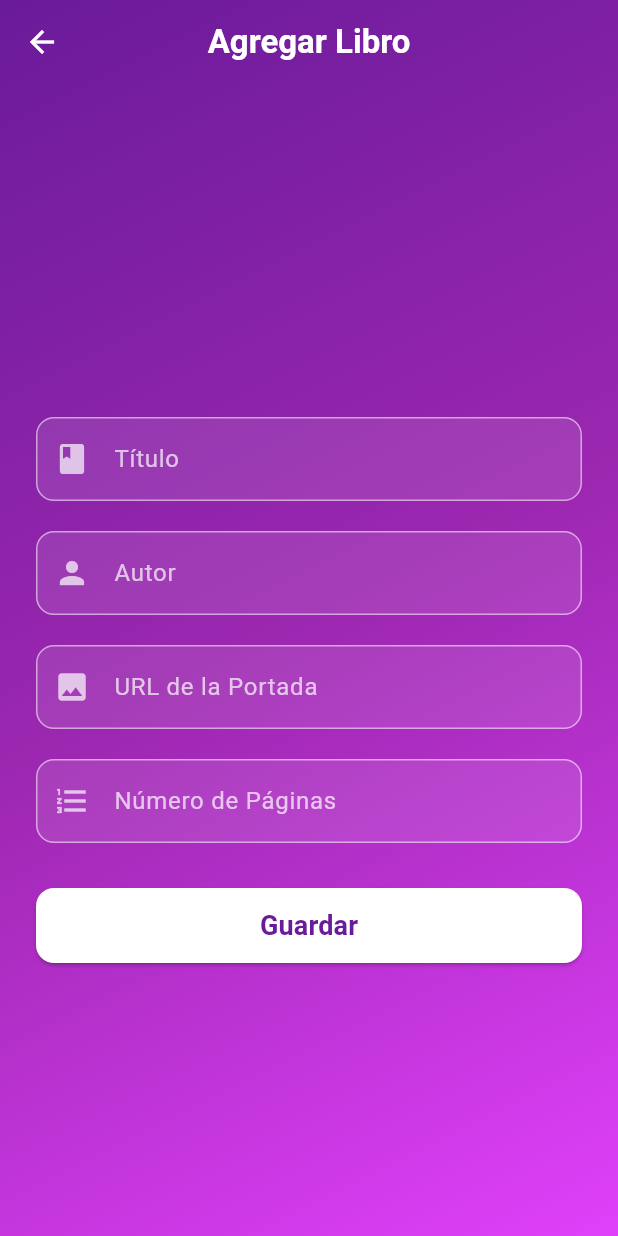
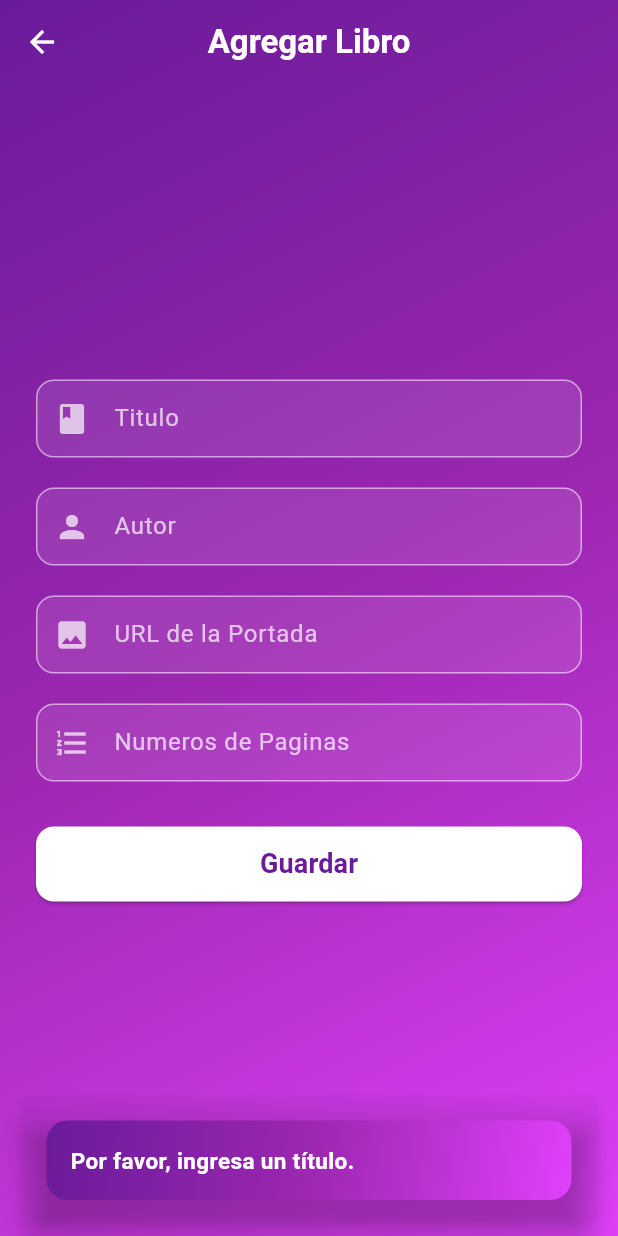
Before and after one commit to RobertoAmaya04/RetoLectura, a Flutter app: the ManageBookPage screen opened by its route, after a tap on "Guardar", on a phone screen of 412 x 824 dp. Run offline on Flutter 3.47's test engine with Material 3 defaults, Android fonts, the phone set to English and light mode, and no system bars; our stand-ins replace cloud_firestore, firebase_auth, firebase_core, go_router, google_sign_in; accounts and stored records are empty; network calls fail.

Commit message:
roberto el awiwi

```diff
--- a/lib/main.dart
+++ b/lib/main.dart
@@ -31,7 +31,7 @@ class RetoLectura extends StatelessWidget {
       title: 'Reto Lectura',
       debugShowCheckedModeBanner: false,
       routerConfig: GoRouter(
-        initialLocation: '/home',
+        initialLocation: '/book',
         routes: [
           GoRoute(
             path: '/login',
@@ -44,6 +44,7 @@ class RetoLectura extends StatelessWidget {
           //   name: 'sigin',
           //   builder: (context, state) => SiginPage(),
           // ),
+
           GoRoute(
             path: '/home',
             name: 'home',
--- a/lib/src/provider/data_provider.dart
+++ b/lib/src/provider/data_provider.dart
@@ -37,7 +37,7 @@ class LibroDataProvider {
 
     return lib;
 
-    //return Stream.value(librosTest);
+    // return Stream.value(librosTest);
   }
 
   Future<void> saveData(Map<String, dynamic> libroData) async {
--- a/lib/src/views/manage_book_page.dart
+++ b/lib/src/views/manage_book_page.dart
@@ -1,6 +1,9 @@
+import 'package:cloud_firestore/cloud_firestore.dart';
 import 'package:flutter/material.dart';
 import 'package:retolectura/src/models/libro_data_model.dart';
 import 'package:retolectura/src/provider/data_provider.dart';
+import 'package:retolectura/src/widgets/snackbar_personalizado.dart';
+import 'package:retolectura/src/widgets/style_default.dart';
 
 class ManageBookPage extends StatelessWidget {
   final LibroDataProvider dp = LibroDataProvider();
@@ -53,99 +56,69 @@ class ManageBookPage extends StatelessWidget {
             padding: const EdgeInsets.all(24.0),
             child: Column(
               mainAxisAlignment: MainAxisAlignment.center,
-              children: <Widget>[
-                const SizedBox(height: kToolbarHeight + 40),
-                TextField(
+              children: [
+                SizedBox(height: 30),
+                CustomTextField(
+                  labelText: 'Titulo',
+                  icon: Icons.book,
                   controller: titleController,
-                  style: const TextStyle(color: Colors.white),
-                  decoration: InputDecoration(
-                    labelText: 'Título',
-                    labelStyle: const TextStyle(color: Colors.white70),
-                    prefixIcon: const Icon(Icons.book, color: Colors.white70),
-                    enabledBorder: OutlineInputBorder(
-                      borderRadius: BorderRadius.circular(12),
-                      borderSide: const BorderSide(color: Colors.white54),
-                    ),
-                    focusedBorder: OutlineInputBorder(
-                      borderRadius: BorderRadius.circular(12),
-                      borderSide: const BorderSide(color: Colors.white),
-                    ),
-                    fillColor: Colors.white.withValues(alpha: 0.1),
-                    filled: true,
-                  ),
+                  keyboardType: TextInputType.text,
                 ),
-                const SizedBox(height: 20),
-                TextField(
+                SizedBox(height: 20),
+                CustomTextField(
+                  labelText: 'Autor',
+                  icon: Icons.person,
                   controller: authorController,
-                  style: const TextStyle(color: Colors.white),
-                  decoration: InputDecoration(
-                    labelText: 'Autor',
-                    labelStyle: const TextStyle(color: Colors.white70),
-                    prefixIcon: const Icon(Icons.person, color: Colors.white70),
-                    enabledBorder: OutlineInputBorder(
-                      borderRadius: BorderRadius.circular(12),
-                      borderSide: const BorderSide(color: Colors.white54),
-                    ),
-                    focusedBorder: OutlineInputBorder(
-                      borderRadius: BorderRadius.circular(12),
-                      borderSide: const BorderSide(color: Colors.white),
-                    ),
-                    fillColor: Colors.white.withValues(alpha: 0.1),
-                    filled: true,
-                  ),
+                  keyboardType: TextInputType.text,
                 ),
-                const SizedBox(height: 20),
-                TextField(
+                SizedBox(height: 20),
+                CustomTextField(
+                  labelText: 'URL de la Portada',
+                  icon: Icons.image,
                   controller: imageController,
-                  style: const TextStyle(color: Colors.white),
-                  decoration: InputDecoration(
-                    labelText: 'URL de la Portada',
-                    labelStyle: const TextStyle(color: Colors.white70),
-                    prefixIcon: const Icon(Icons.image, color: Colors.white70),
-                    enabledBorder: OutlineInputBorder(
-                      borderRadius: BorderRadius.circular(12),
-                      borderSide: const BorderSide(color: Colors.white54),
-                    ),
-                    focusedBorder: OutlineInputBorder(
-                      borderRadius: BorderRadius.circular(12),
-                      borderSide: const BorderSide(color: Colors.white),
-                    ),
-                    fillColor: Colors.white.withValues(alpha: 0.1),
-                    filled: true,
-                  ),
+                  keyboardType: TextInputType.url,
                 ),
-                const SizedBox(height: 20),
-                TextField(
+                SizedBox(height: 20),
+                CustomTextField(
+                  labelText: 'Numeros de Paginas',
+                  icon: Icons.format_list_numbered,
                   controller: totalPageController,
                   keyboardType: TextInputType.number,
-                  style: const TextStyle(color: Colors.white),
-                  decoration: InputDecoration(
-                    labelText: 'Número de Páginas',
-                    labelStyle: const TextStyle(color: Colors.white70),
-                    prefixIcon: const Icon(
-                      Icons.format_list_numbered,
-                      color: Colors.white70,
-                    ),
-                    enabledBorder: OutlineInputBorder(
-                      borderRadius: BorderRadius.circular(12),
-                      borderSide: const BorderSide(color: Colors.white54),
-                    ),
-                    focusedBorder: OutlineInputBorder(
-                      borderRadius: BorderRadius.circular(12),
-                      borderSide: const BorderSide(color: Colors.white),
-                    ),
-                    fillColor: Colors.white.withValues(alpha: 0.1),
-                    filled: true,
-                  ),
                 ),
-                const SizedBox(height: 30),
+                SizedBox(height: 30),
                 SizedBox(
                   width: double.infinity,
                   height: 50,
                   child: ElevatedButton(
                     onPressed: () {
-                      // TODO: Implement save functionality
-                      // TODO: Implement controller validation
+
+                      if (titleController.text.trim().isEmpty) {
+                        CustomSnackBar.show(context,
+                            message: 'Por favor, ingresa un título.');
+                        return;
+                      }
+                      if (authorController.text.trim().isEmpty) {
+                        CustomSnackBar.show(context,
+                            message: 'Por favor, ingresa un autor.');
+                        return;
+                      }
+                       if (imageController.text.trim().isEmpty) {
+                        CustomSnackBar.show(context,
+                            message: 'Por favor, ingresa la URL de la portada.');
+                        return;
+                      }
+                      if (totalPageController.text.trim().isEmpty) {
+                        CustomSnackBar.show(context,
+                            message: 'Por favor, ingresa el número de páginas.');
+                        return;
+                      }
+                      final totalPagesInt = int.tryParse(totalPageController.text.trim());
+                      if (totalPagesInt == null || totalPagesInt <= 0) {
+                        CustomSnackBar.show(context,
+                            message: 'Ingresa un número de páginas válido.');
+                        return;
+                      }
+
                       if (book == null) {
                         dp.saveData({
                           'autor': authorController.text,
@@ -156,6 +129,7 @@ class ManageBookPage extends StatelessWidget {
                           'pag_leidas': 0,
                           'tiempo_total': 0,
                         });
+                        CustomSnackBar.show(context, message: 'Libro agregado.');
                         return;
                       }
 
@@ -166,6 +140,7 @@ class ManageBookPage extends StatelessWidget {
                         'pag_totales': int.parse(totalPageController.text),
                         'id': book!.id,
                       });
+                      CustomSnackBar.show(context, message: 'Libro actualizado.');
                     },
                     style: ElevatedButton.styleFrom(
                       backgroundColor: Colors.white,
--- a/lib/src/widgets/style_default.dart
+++ b/lib/src/widgets/style_default.dart
@@ -1,7 +1,9 @@
+
 import 'package:flutter/material.dart';
 
 class CustomTextField extends StatelessWidget {
-  final String hintText;
+  final String labelText;
+  final IconData? icon;
   final TextEditingController? controller;
   final TextInputType keyboardType;
   final bool obscure;
@@ -9,7 +11,8 @@ class CustomTextField extends StatelessWidget {
 
   const CustomTextField({
     super.key,
-    required this.hintText,
+    required this.labelText,
+    this.icon,
     this.controller,
     this.keyboardType = TextInputType.text,
     this.obscure = false,
@@ -23,24 +26,23 @@ class CustomTextField extends StatelessWidget {
       keyboardType: keyboardType,
       obscureText: obscure,
       onChanged: onChanged,
-      style: const TextStyle(color: Color.fromARGB(255, 255, 255, 255)), // Texto en negro
+      style: const TextStyle(color: Colors.white),
       decoration: InputDecoration(
-        hintText: hintText,
-        hintStyle: const TextStyle(color: Color.fromARGB(255, 255, 255, 255)), // Hint más tenue
+        labelText: labelText,
+        labelStyle: const TextStyle(color: Colors.white70),
+        prefixIcon: icon != null ? Icon(icon, color: Colors.white70) : null,
         filled: true,
-        fillColor: const Color(0xFF9C27B0), // Fondo morado
+        fillColor: Colors.white.withValues(alpha: 0.1),
         contentPadding:
             const EdgeInsets.symmetric(horizontal: 16, vertical: 14),
         enabledBorder: OutlineInputBorder(
           borderRadius: BorderRadius.circular(12),
-          borderSide: const BorderSide(
-            color: Color(0xFF6A1B9A), // Borde morado oscuro
-          ),
+          borderSide: const BorderSide(color: Colors.white54),
         ),
         focusedBorder: OutlineInputBorder(
           borderRadius: BorderRadius.circular(12),
           borderSide: const BorderSide(
-            color: Color(0xFFE040FB), // Borde morado claro al enfocar
+            color: Colors.white,
             width: 2,
           ),
         ),
```
Also changed, not shown: lib/src/views/cronometro.dart (+12 -5 lines), lib/src/views/global_metrics_page.dart (+4 -4 lines), lib/src/views/libro_estadisticas.dart (+1 -6 lines), lib/src/views/login_page.dart (+40 -40 lines), lib/src/views/main_page.dart (+6 -1 lines), lib/src/widgets/Utils.dart (+10 -0 lines).
